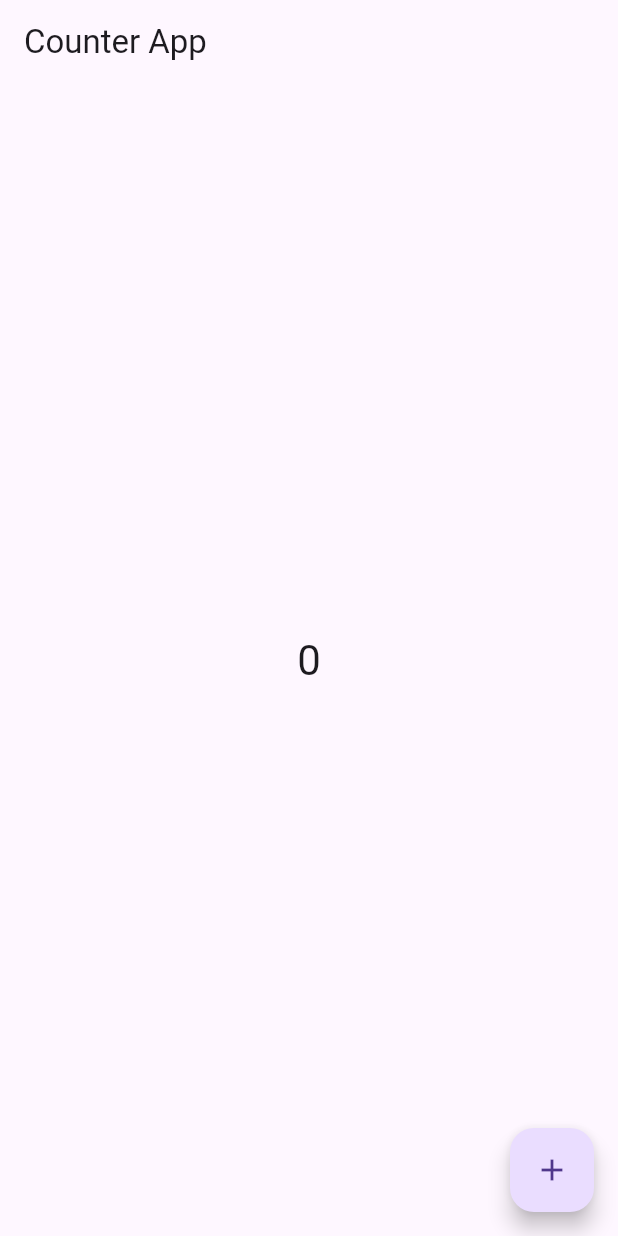
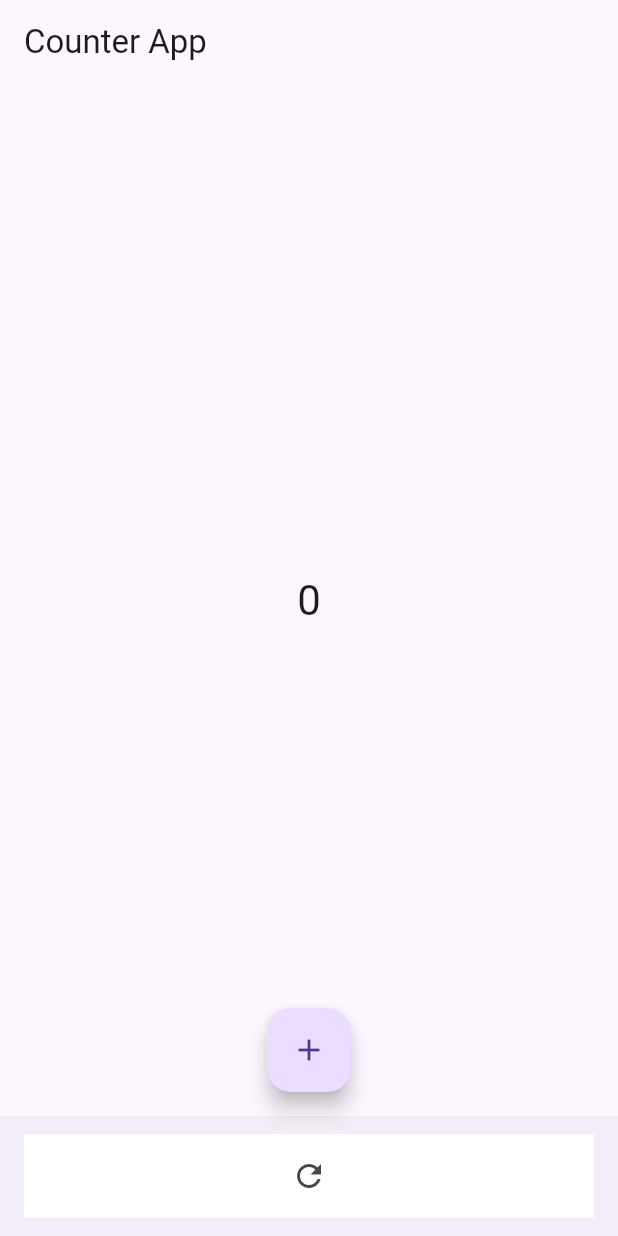
Before and after one commit to kkiyota63/provider-test, a Flutter app: the screen it shows after launch, on a phone screen of 412 x 824 dp. Run offline on Flutter 3.47's test engine with Material 3 defaults, Android fonts, the phone set to English and light mode, and no system bars.

```diff
--- a/lib/counter_provider.dart
+++ b/lib/counter_provider.dart
@@ -9,4 +9,9 @@ class CounterProvider with ChangeNotifier {
     _count++;
     notifyListeners(); //状態が変更されたことをリスナーに通知する
   }
+
+  void reset() {
+    _count = 0;
+    notifyListeners();
+  }
 }
--- a/lib/main.dart
+++ b/lib/main.dart
@@ -36,6 +36,23 @@ class CounterPage extends StatelessWidget {
         tooltip: 'Increment',
         child: Icon(Icons.add),
       ),
+      //リセットボタンを追加
+      floatingActionButtonLocation: FloatingActionButtonLocation.centerFloat,
+      bottomNavigationBar: BottomAppBar(
+        child: Container(
+          height: 50.0,
+          color: Colors.white,
+          child: Row(
+            mainAxisAlignment: MainAxisAlignment.spaceAround,
+            children: <Widget>[
+              IconButton(
+                icon: Icon(Icons.refresh),
+                onPressed: () => counterProvider.reset(),
+              ),
+            ],
+          ),
+        ),
+      ),
     );
   }
 }
```
